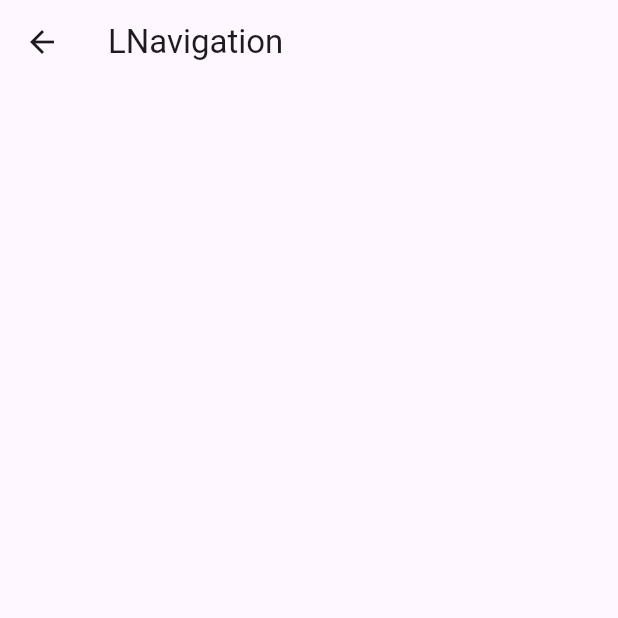
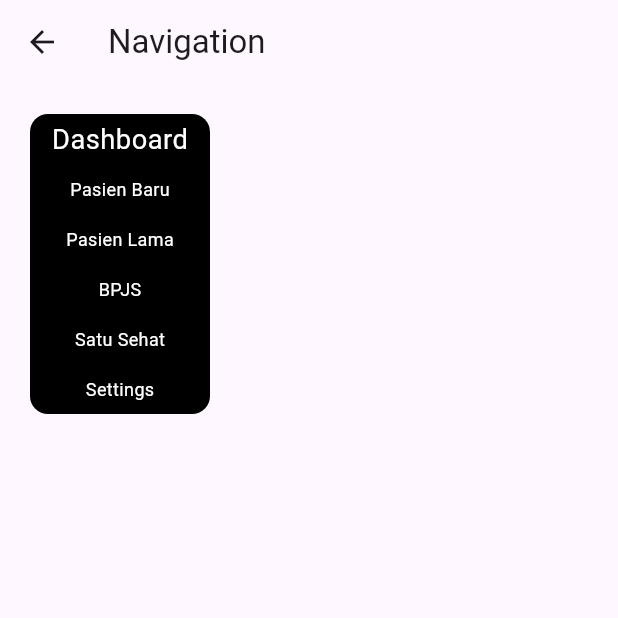
Before and after one commit to rizkijanuarr/Flutter101, a Flutter app: the LNavigationView screen opened directly, on a phone screen of 412 x 824 dp, the top half of it. Run offline on Flutter 3.47's test engine with Material 3 defaults, Android fonts, the phone set to English and light mode, and no system bars; our stand-ins replace dio, flutter_animate; missing offline and left inert: window_manager.

Commit message:
L. Navigation (done)

```diff
--- a/lib/module/l_navigation/controller/l_navigation_controller.dart
+++ b/lib/module/l_navigation/controller/l_navigation_controller.dart
@@ -22,4 +22,53 @@
 
   @override
   Widget build(BuildContext context) => widget.build(context, this);
+
+  List navigateItems = [
+    {
+      "label": "Dashboard",
+      // halaman, sementara ditampilin container aja
+      "view": Container(
+        color: Colors.blueAccent,
+      ),
+    },
+    {
+      "label": "Pasien Baru",
+      "view": Container(
+        color: Colors.redAccent,
+      ),
+    },
+    {
+      "label": "Pasien Lama",
+      "view": Container(
+        color: Colors.greenAccent,
+      ),
+    },
+    {
+      "label": "BPJS",
+      "view": Container(
+        color: Colors.yellowAccent,
+      ),
+    },
+    {
+      "label": "Satu Sehat",
+      "view": Container(
+        color: Colors.orangeAccent,
+      ),
+    },
+    {
+      "label": "Settings",
+      "view": Container(
+        color: Colors.black,
+      ),
+    }
+  ];
+
+  // selected
+  int selectedIndex = 0;
+  Widget? currentView;
+  updateIndex(int newIndex) {
+    selectedIndex = newIndex;
+    currentView = navigateItems[newIndex]["view"];
+    setState(() {});
+  }
 }
--- a/lib/module/l_navigation/view/l_navigation_view.dart
+++ b/lib/module/l_navigation/view/l_navigation_view.dart
@@ -3,22 +3,62 @@
 import '../controller/l_navigation_controller.dart';
 
 class LNavigationView extends StatefulWidget {
-  const LNavigationView({Key? key}) : super(key: key);
+  const LNavigationView({super.key});
 
   Widget build(context, LNavigationController controller) {
     controller.view = this;
     return Scaffold(
       appBar: AppBar(
-        title: const Text("LNavigation"),
+        title: const Text("Navigation"),
         actions: const [],
       ),
-      body: SingleChildScrollView(
-        child: Container(
-          padding: const EdgeInsets.all(10.0),
-          child: Column(
-            children: const [],
+      body: Stack(
+        children: [
+          controller.currentView ?? Container(),
+          Positioned(
+            left: 20.0,
+            top: 20.0,
+            // right: 20.0,
+            // bottom: 20.0,
+            child: Container(
+              height: 200,
+              width: 120.0,
+              decoration: const BoxDecoration(
+                color: Colors.black,
+                borderRadius: BorderRadius.all(
+                  Radius.circular(12.0),
+                ),
+              ),
+              child: Column(
+                children: List.generate(
+                  controller.navigateItems.length,
+                  (index) {
+                    var item = controller.navigateItems[index];
+                    bool selected = controller.selectedIndex == index;
+                    return Expanded(
+                      child: InkWell(
+                        onTap: () => controller.updateIndex(index),
+                        child: Center(
+                          child: AnimatedScale(
+                            scale: selected ? 1.3 : 1.0,
+                            duration: const Duration(milliseconds: 900),
+                            child: Text(
+                              "${item["label"]}",
+                              style: TextStyle(
+                                color: Colors.white,
+                                fontSize: selected ? 14.0 : 12.0,
+                              ),
+                            ),
+                          ),
+                        ),
+                      ),
+                    );
+                  },
+                ),
+              ),
+            ),
           ),
-        ),
+        ],
       ),
     );
   }
```
